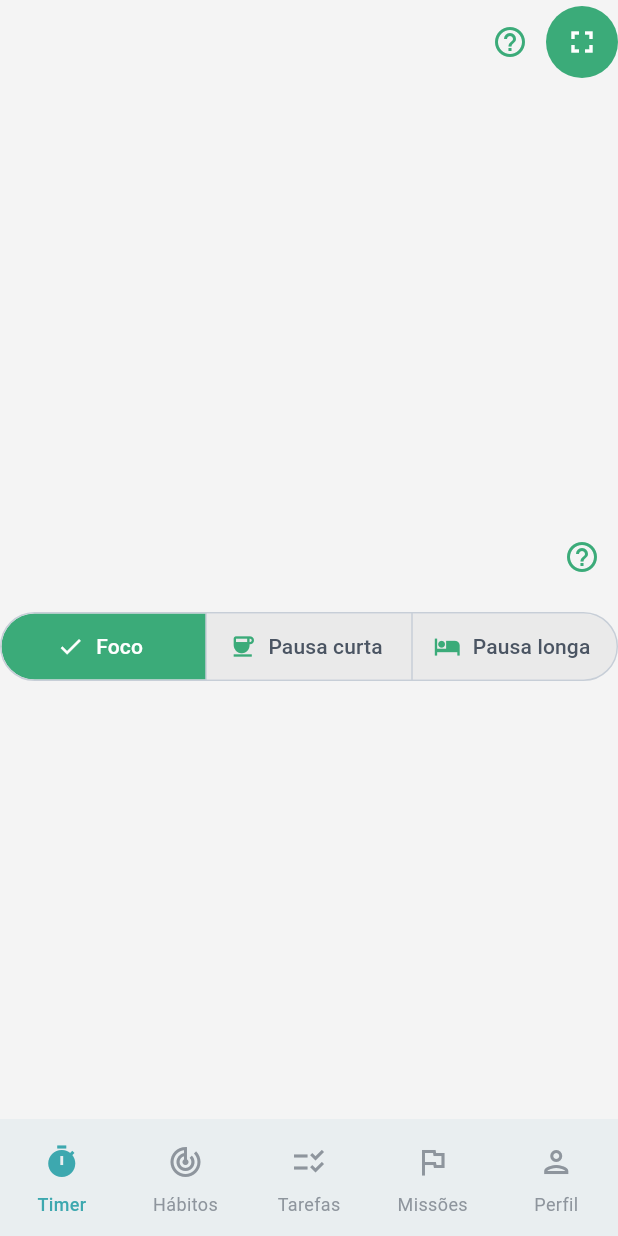
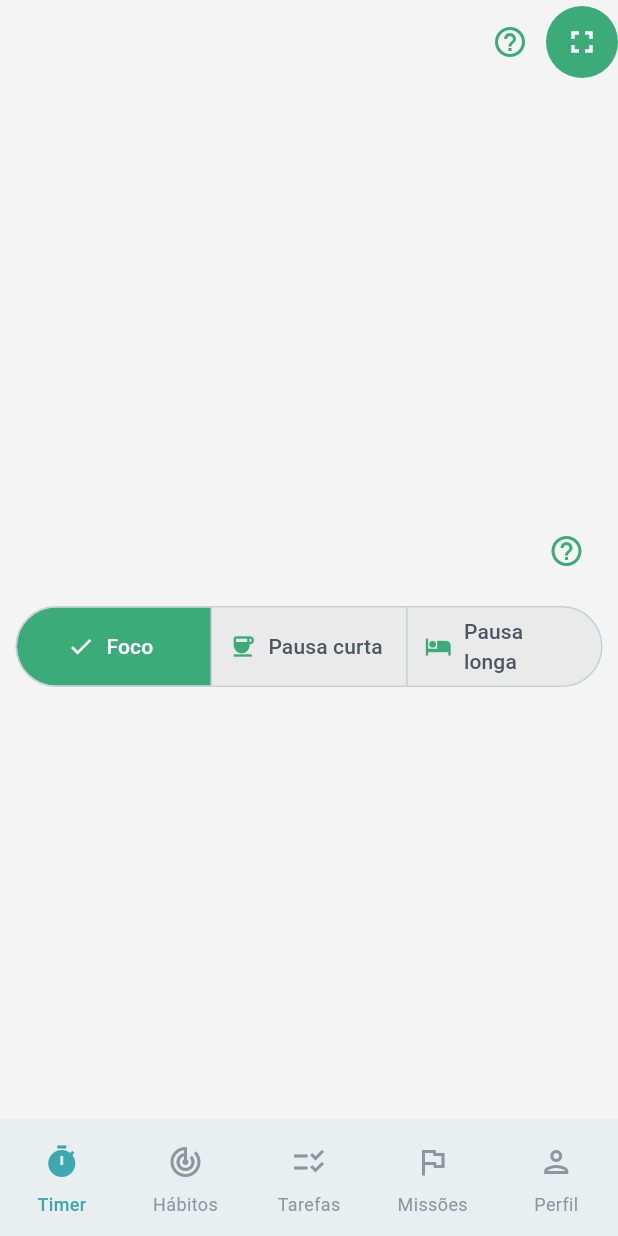
Before and after one commit to BrunaABraguin/mindease-app, a Flutter app: the screen it shows after launch, on a phone screen of 412 x 824 dp. Run offline on Flutter 3.47's test engine with Material 3 defaults, Android fonts, the phone set to English and light mode, and no system bars; our stand-ins replace firebase_core, flutter_bloc, flutter_clean_architecture, flutter_dotenv, shared_preferences; accounts and stored records are empty.

Commit message:
Refactor TimerView to use responsive max width; add iconExtraSmall size constant for HelpIconButton

```diff
--- a/lib/src/app/pages/timer/timer_view.dart
+++ b/lib/src/app/pages/timer/timer_view.dart
@@ -49,9 +49,21 @@ class TimerView extends StatefulWidget {
 }
 
 class _TimerViewState extends State<TimerView> {
+  static const double _mobileMaxWidthFraction = 0.95;
+  static const double _webMaxWidthFraction = 0.5;
+
+  double _getResponsiveMaxWidth(BuildContext context) {
+    final width = MediaQuery.of(context).size.width;
+    const webBreakpoint = 600.0;
+    if (width < webBreakpoint) {
+      return width * _mobileMaxWidthFraction;
+    } else {
+      return width * _webMaxWidthFraction;
+    }
+  }
+
   @override
   void dispose() {
-    // Garante que ao sair da tela timer, o modo de UI volta ao normal
     SystemChrome.setEnabledSystemUIMode(SystemUiMode.edgeToEdge);
     super.dispose();
   }
@@ -79,12 +91,13 @@ class _TimerViewState extends State<TimerView> {
         builder: (context, state) {
           return Center(
             child: Container(
-              constraints: const BoxConstraints(maxWidth: 420),
+              constraints: BoxConstraints(
+                maxWidth: _getResponsiveMaxWidth(context),
+              ),
               child: Column(
                 mainAxisSize: MainAxisSize.min,
                 crossAxisAlignment: CrossAxisAlignment.stretch,
                 children: [
-                  // Linha do HelpIconButton alinhado à direita
                   const Row(
                     children: [
                       Spacer(),
--- a/lib/src/app/utils/app_sizes.dart
+++ b/lib/src/app/utils/app_sizes.dart
@@ -11,6 +11,7 @@ class AppSizes {
   static const double iconLarge = 80.0;
   static const double iconMedium = 56.0;
   static const double iconSmall = 24.0;
+  static const double iconExtraSmall = 16.0;
 
   // Spacing
   static const double spacingXxs = 4.0;
--- a/lib/src/app/widgets/help_icon_button.dart
+++ b/lib/src/app/widgets/help_icon_button.dart
@@ -1,11 +1,12 @@
 import 'package:flutter/material.dart';
+import 'package:mindease_app/src/app/utils/app_constants.dart';
 
 class HelpIconButton extends StatelessWidget {
   const HelpIconButton({
     super.key,
     required this.title,
     required this.description,
-    this.size = 16,
+    this.size = AppSizes.iconExtraSmall,
   });
 
   final String title;
```
Also changed, not shown: 1 other file.
